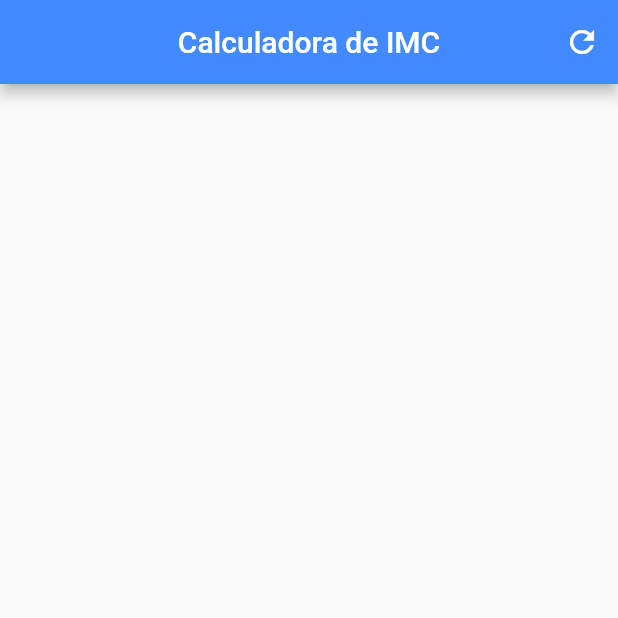
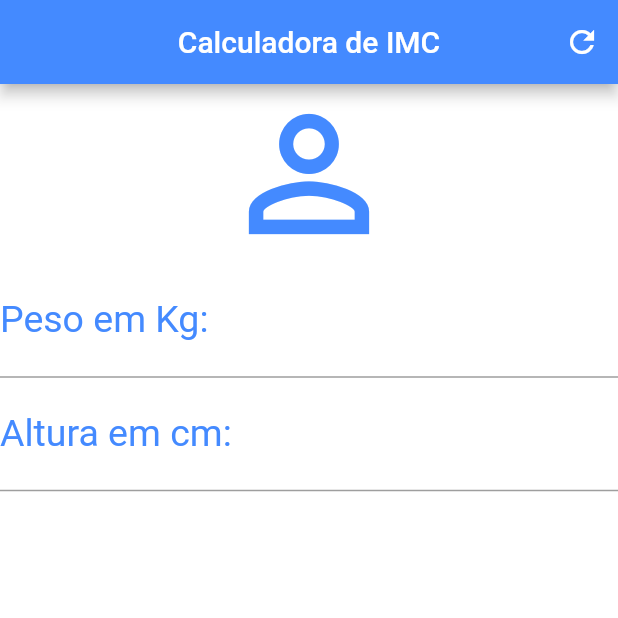
Before and after one commit to italodea/calculadora-de-imc, a Flutter app: the screen it shows after launch, on a phone screen of 412 x 824 dp, the top half of it. Run offline on Flutter 3.47's test engine with Material 2 defaults, Android fonts, the phone set to English and light mode, and no system bars.

Commit message:
Adição dos inputs com o peso e a altura

```diff
--- a/lib/main.dart
+++ b/lib/main.dart
@@ -22,6 +22,27 @@ class _State extends State<Home> {
           IconButton(icon: Icon(Icons.refresh),onPressed: (){},)
         ],
       ),
+      backgroundColor: Colors.white,
+      body: Column(
+        crossAxisAlignment: CrossAxisAlignment.stretch,
+        children: <Widget>[
+          Icon(Icons.person_outline,size: 120.0,color: Colors.blueAccent,),
+          TextField(keyboardType: TextInputType.number,
+          decoration: InputDecoration(
+            labelText: "Peso em Kg:",
+            labelStyle: TextStyle(color: Colors.blueAccent),
+          ),
+          textAlign: TextAlign.center,
+          style: TextStyle(color: Colors.blueAccent, fontSize: 25.0),),
+          TextField(keyboardType: TextInputType.number,
+            decoration: InputDecoration(
+              labelText: "Altura em cm:",
+              labelStyle: TextStyle(color: Colors.blueAccent),
+            ),
+            textAlign: TextAlign.center,
+            style: TextStyle(color: Colors.blueAccent, fontSize: 25.0),)
+        ],
+      ),
     );
   }
 }
```
